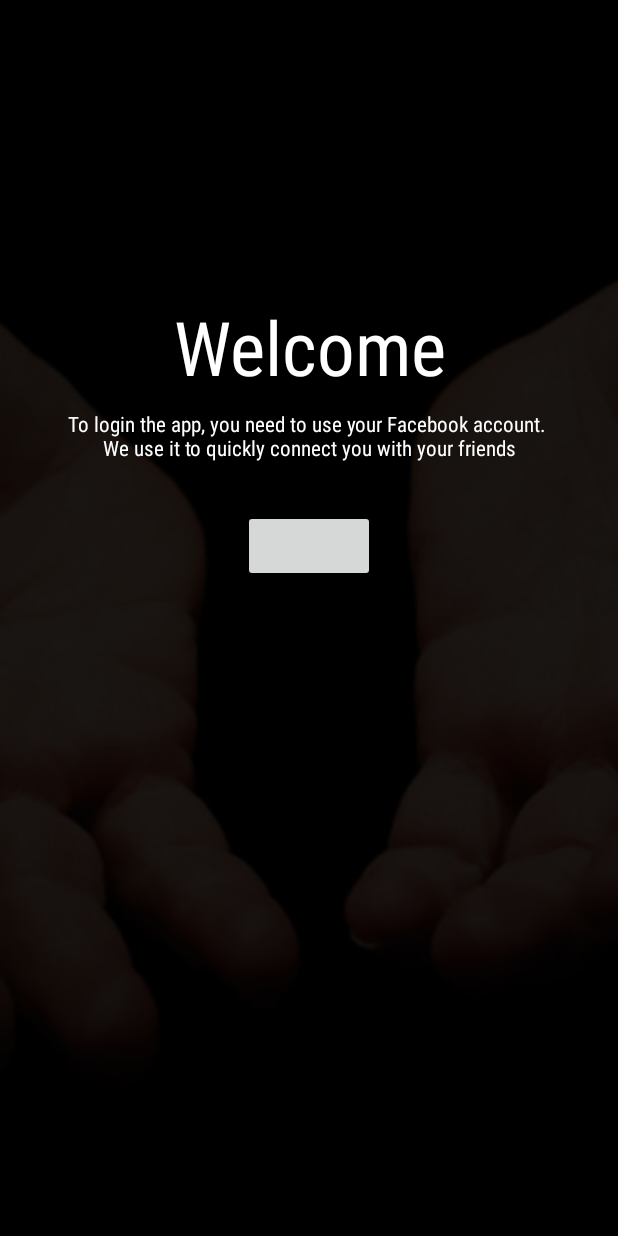
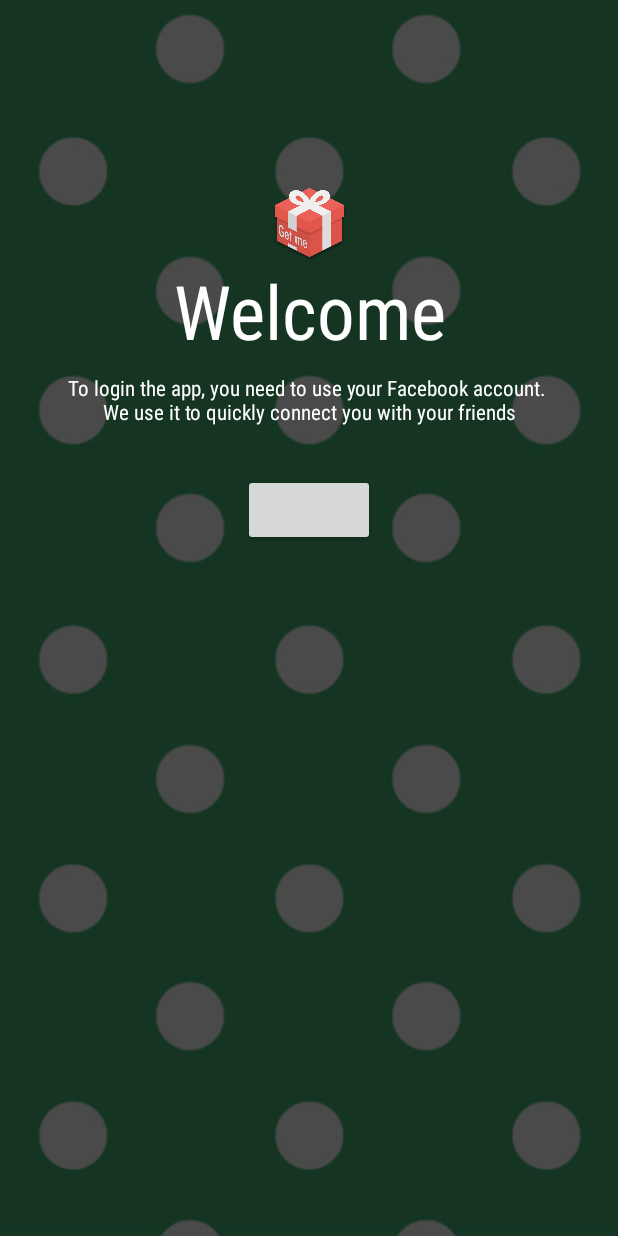
Before and after one commit to omar745/Get-Me, an Android app: the screen it shows after launch (FacebookLoginActivity), on a phone screen of 412 x 824 dp. Run offline under Robolectric (Android 15) with nearby library versions, the phone set to English and light mode, and no system bars; our stand-ins replace ButterKnife, Firebase (no records; nobody signed in at launch, a user with empty details on screens opened directly); libraries missing offline, so code that uses them is left out: com.facebook, com.facebook.appevents, com.facebook.internal, com.facebook.login; plain views replace LoginButton; 4 statements that could not run were skipped.

Commit message:
Redesign facebook login activity

```diff
--- a/app/src/main/res/drawable/splash_screen.xml
+++ b/app/src/main/res/drawable/splash_screen.xml
@@ -5,7 +5,7 @@
 
     <item>
         <bitmap
-            android:src="@drawable/giving_hands"
+            android:src="@drawable/background"
             android:gravity="center"/>
     </item>
 
--- a/app/src/main/res/layout/activity_facebook_login.xml
+++ b/app/src/main/res/layout/activity_facebook_login.xml
@@ -13,16 +13,18 @@
         android:scaleType="centerCrop"
         app:layout_constraintBottom_toBottomOf="parent"
         app:layout_constraintEnd_toEndOf="parent"
+        app:layout_constraintHorizontal_bias="0.0"
         app:layout_constraintStart_toStartOf="parent"
         app:layout_constraintTop_toTopOf="parent"
-        app:srcCompat="@drawable/giving_hands" />
+        app:layout_constraintVertical_bias="0.0"
+        app:srcCompat="@drawable/background" />
 
     <android.support.constraint.Guideline
         android:id="@+id/guideline"
         android:layout_width="wrap_content"
         android:layout_height="wrap_content"
         android:orientation="horizontal"
-        app:layout_constraintGuide_percent="0.23" />
+        app:layout_constraintGuide_percent="0.15" />
 
     <TextView
         android:id="@+id/textView"
@@ -30,7 +32,6 @@
         android:layout_height="wrap_content"
         android:layout_marginEnd="8dp"
         android:layout_marginStart="8dp"
-        android:layout_marginTop="8dp"
         android:fontFamily="sans-serif-condensed"
         android:text="@string/welcome_title"
         android:textAlignment="center"
@@ -40,7 +41,7 @@
         app:layout_constraintEnd_toEndOf="parent"
         app:layout_constraintHorizontal_bias="0.0"
         app:layout_constraintStart_toStartOf="parent"
-        app:layout_constraintTop_toTopOf="@+id/guideline" />
+        app:layout_constraintTop_toBottomOf="@+id/imageView3" />
 
     <TextView
         android:id="@+id/textView2"
@@ -87,4 +88,16 @@
         app:layout_constraintTop_toBottomOf="@+id/loginButton"
         app:layout_constraintVertical_bias="0.0" />
 
+    <ImageView
+        android:id="@+id/imageView3"
+        android:layout_width="50dp"
+        android:layout_height="50dp"
+        android:layout_marginEnd="8dp"
+        android:layout_marginStart="8dp"
+        android:scaleType="centerCrop"
+        app:layout_constraintEnd_toEndOf="parent"
+        app:layout_constraintStart_toStartOf="parent"
+        app:layout_constraintTop_toTopOf="@+id/guideline"
+        app:srcCompat="@drawable/ic_gift" />
+
 </android.support.constraint.ConstraintLayout>
```
Also changed, not shown: app/src/main/res/drawable/background.jpg (added), app/src/main/res/drawable/ic_gift.png (added), 2 other files.
